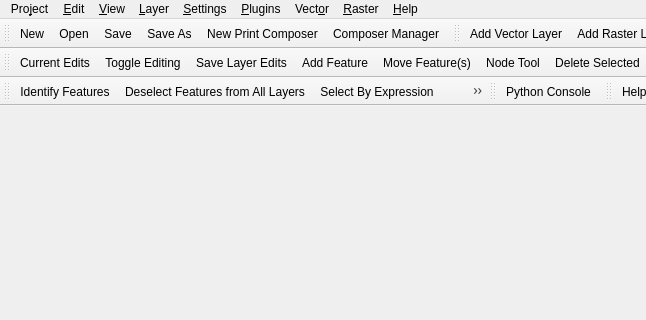
The window that src/ui/qgisapp.ui (qgis/QGIS) describes before a commit, drawn with Qt 5; both pictures show x 0 to 646 and y 0 to 320 of the 1050 by 506 pixel window.
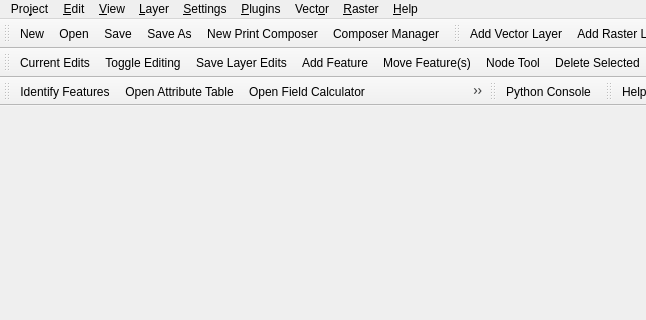
The same window after the commit. Icons and pictures are not drawn.

Commit message:
Add select all and invert selection to Attributes Toolbar
Took the opportunity to fix a bug where the selectByExpression action
was not disabled when a raster layer was selected.

What changed in the file:
```diff
--- a/src/ui/qgisapp.ui
+++ b/src/ui/qgisapp.ui
@@ -439,8 +439,6 @@
     <bool>true</bool>
    </attribute>
    <addaction name="mActionIdentify"/>
-   <addaction name="mActionDeselectAll"/>
-   <addaction name="mActionSelectByExpression"/>
    <addaction name="mActionOpenTable"/>
    <addaction name="mActionOpenFieldCalc"/>
    <addaction name="mActionStatisticalSummary"/>
```
Left out of the diff: 23 changed lines with no effect on the pictures. The commit also changes 4 other files.
